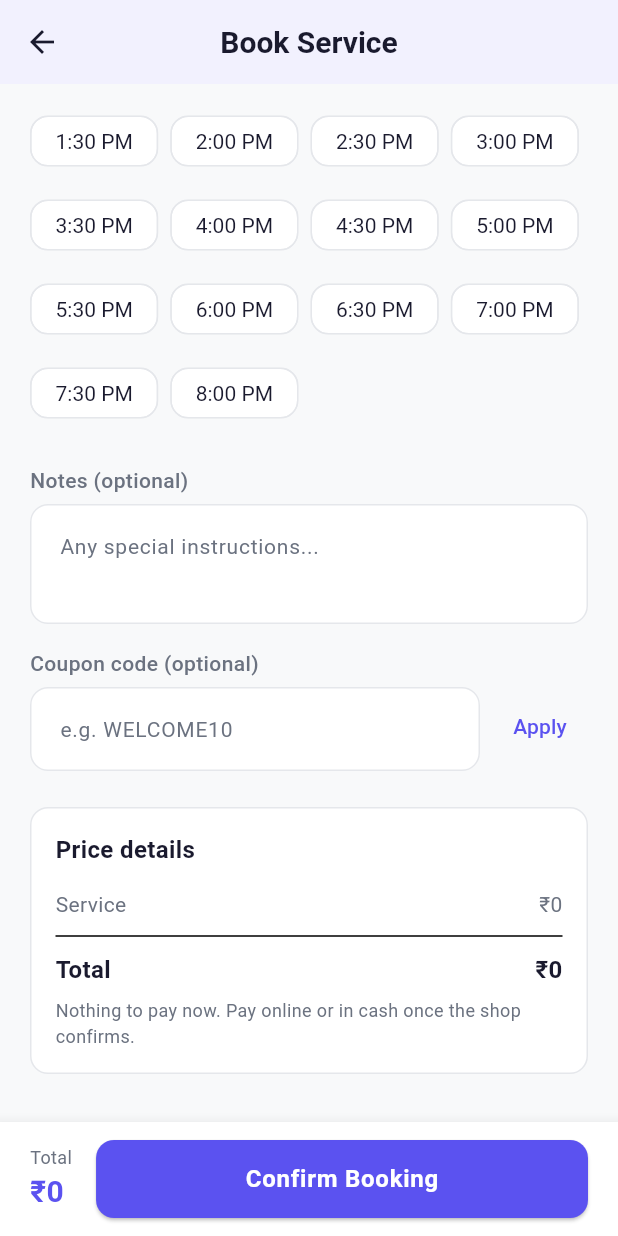
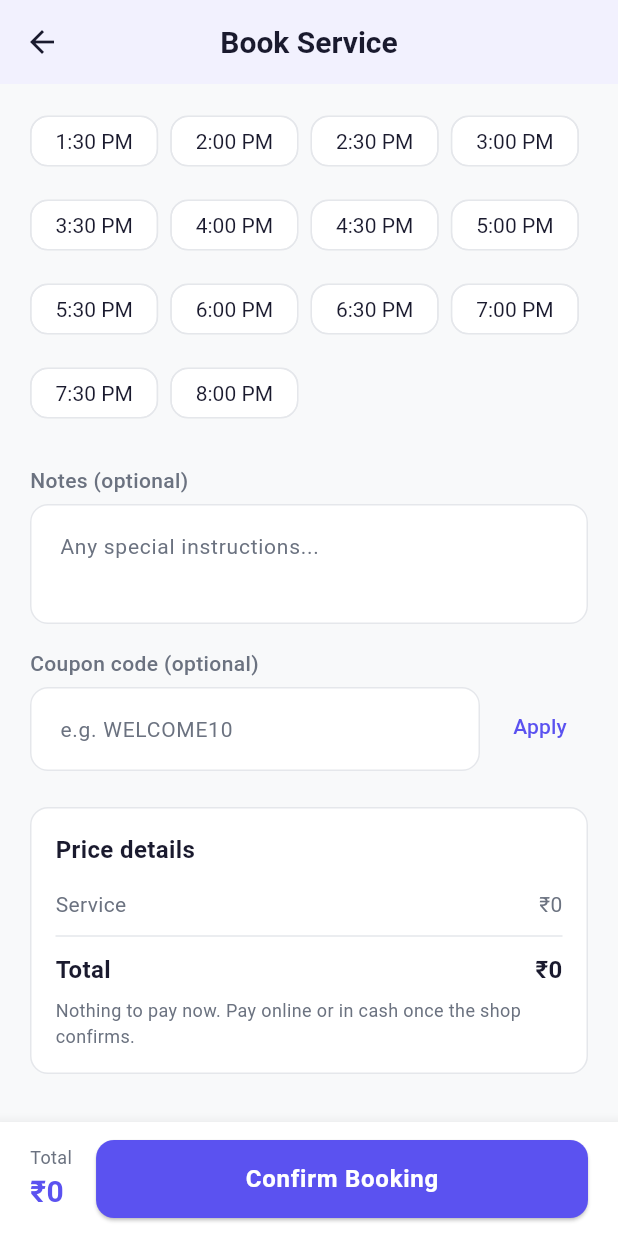
Before and after one commit to alakh8653/AlakhService, a Flutter app: the BookingPage screen opened directly with empty values, scrolled down 383 dp, on a phone screen of 412 x 824 dp. Run offline on Flutter 3.47's test engine with Material 3 defaults, Android fonts, the phone set to English and light mode, and no system bars; our stand-ins replace connectivity_plus, dartz, dio, equatable, flutter_bloc, flutter_secure_storage and 5 more; missing offline and left inert: encrypt, razorpay_flutter; accounts and stored records are empty; network calls fail; Roboto replaces fonts that are missing (Poppins).

Commit message:
fix(mobile): explain bookings whose time passed unconfirmed; light dividers
- A pending/confirmed booking more than 30 min past its time says so and
  suggests cancelling or contacting the shop; Home's "Your next booking"
  skips such stale bookings instead of showing "Yesterday".
- Dividers use the app's border grey instead of near-black.

Co-Authored-By: Claude Opus 5.5 <noreply@anthropic.com>
Claude-Session: https://claude.ai/code/session_01GJFERNMU4BnRseq4wD3ZF9

```diff
--- a/apps/mobile_app/lib/core/theme/app_theme.dart
+++ b/apps/mobile_app/lib/core/theme/app_theme.dart
@@ -88,6 +88,7 @@ class AppTheme {
           shape: RoundedRectangleBorder(borderRadius: BorderRadius.circular(12)),
         ),
         snackBarTheme: const SnackBarThemeData(behavior: SnackBarBehavior.floating),
+        dividerTheme: const DividerThemeData(color: AppColors.border, thickness: 1),
         dialogTheme: const DialogThemeData(backgroundColor: AppColors.surface),
       );
 
--- a/apps/mobile_app/lib/features/booking/domain/entities/booking.dart
+++ b/apps/mobile_app/lib/features/booking/domain/entities/booking.dart
@@ -108,6 +108,10 @@ class Booking extends Equatable {
       readyBy != null &&
       serviceMode == 'PICKUP_DROP' &&
       !const {BookingStatus.completed, BookingStatus.cancelled, BookingStatus.refunded}.contains(status);
+  /// Its time has gone by while it still waits on the shop (unconfirmed, or confirmed but not started).
+  bool isOverdue(DateTime now) =>
+      const {BookingStatus.pending, BookingStatus.confirmed}.contains(status) &&
+      scheduledAt.isBefore(now.subtract(const Duration(minutes: 30)));
   bool get canDispute => status == BookingStatus.inProgress || status == BookingStatus.completed;
 
   @override
--- a/apps/mobile_app/lib/features/services/presentation/pages/service_detail_page.dart
+++ b/apps/mobile_app/lib/features/services/presentation/pages/service_detail_page.dart
@@ -186,7 +186,7 @@ class _ServiceDetailPageState extends State<ServiceDetailPage> {
                         _Fact(icon: Icons.schedule, text: 'About ${service.durationMinutes} min'),
                       service.reviewCount > 0
                           ? _Fact(icon: Icons.star, iconColor: AppColors.starFilled, text: '${service.rating.toStringAsFixed(1)} (${service.reviewCount} reviews)')
-                          : const _Fact(icon: Icons.fiber_new_outlined, text: 'New on AlakhService'),
+                          : const _Fact(icon: Icons.star_border, text: 'New, no reviews yet'),
                     ],
                   ),
                   const SizedBox(height: 24),
```
Also changed, not shown: apps/mobile_app/lib/features/booking/presentation/pages/booking_history_page.dart (+9 -0 lines), apps/mobile_app/lib/features/home/presentation/pages/home_page.dart (+6 -1 lines), 1 other file.
